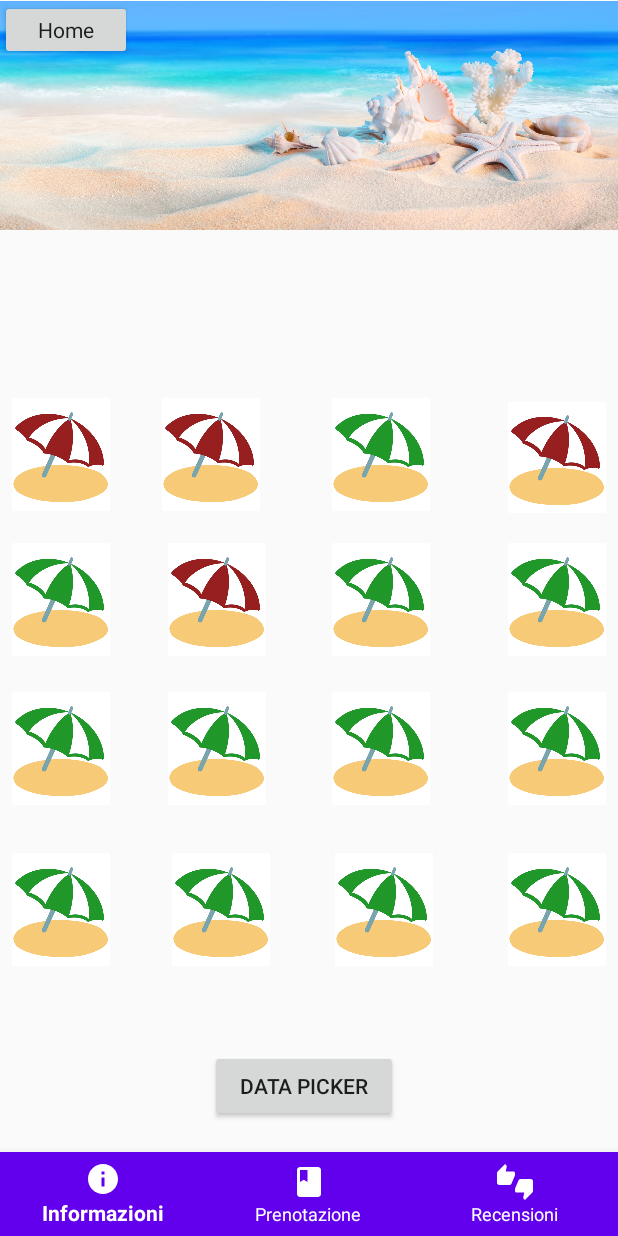
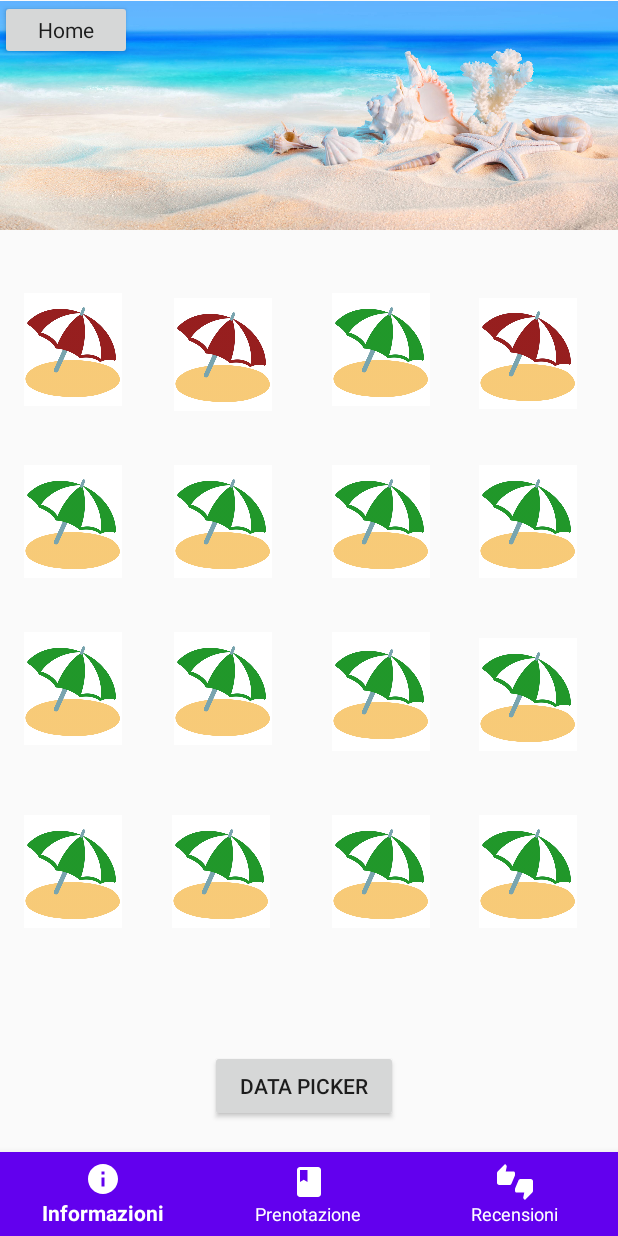
Before and after one commit to pinciaandrea/Tirocinio, an Android app: the ActivityTwo screen opened directly, with no data from a screen before it, on a phone screen of 412 x 824 dp. Run offline under Robolectric (Android 15) with nearby library versions, the phone set to English and light mode, and no system bars.

Commit message:
Applicazione funziona

```diff
--- a/app/src/main/java/com/example/progetto/Database/DatabaseHelper.java
+++ b/app/src/main/java/com/example/progetto/Database/DatabaseHelper.java
@@ -60,22 +60,22 @@ public class DatabaseHelper extends SQLiteOpenHelper {
     }
 
     public void InsertAllUmbrella(){
-        insertUmbrella(0, false); //ombrellone16
-        insertUmbrella(1, false); //ombrellone15
-        insertUmbrella(2, false); //ombrellone14
-        insertUmbrella(3, false); //ombrellone13
-        insertUmbrella(4, false);   //ombrellone12
-        insertUmbrella(5, false);   //ombrellone11
-        insertUmbrella(6, false);    //ombrellone10
-        insertUmbrella(7, false);    //ombrellone9
-        insertUmbrella(8, false);    //ombrellone8
-        insertUmbrella(9, false);    //ombrellone7
-        insertUmbrella(10, true);   //ombrellone6
-        insertUmbrella(11, false);  //ombrellone5
-        insertUmbrella(12, false);  //ombrellone3
-        insertUmbrella(13, true); //ombrellone1
-        insertUmbrella(14, true); //ombrellone2
-        insertUmbrella(15, true); //ombrellone4
+        insertUmbrella(0, false);  //ombrellone15
+        insertUmbrella(1, false); //ombrellone14
+        insertUmbrella(2, false); //ombrellone13
+        insertUmbrella(3, false); //ombrellone12
+        insertUmbrella(4, false); //ombrellone11
+        insertUmbrella(5, false); //ombrellone10
+        insertUmbrella(6, false); //ombrellone9
+        insertUmbrella(7, false); //ombrellone8
+        insertUmbrella(8, false); //ombrellone7
+        insertUmbrella(9, false); //ombrellone6
+        insertUmbrella(10, false); //ombrellone5
+        insertUmbrella(11, false);  //ombrellone4
+        insertUmbrella(12, true);  //ombrellone3
+        insertUmbrella(13, false); //ombrellone2
+        insertUmbrella(14, true); //ombrellone1
+        insertUmbrella(15, true); //ombrellone0
 
 
     }
--- a/app/src/main/java/com/example/progetto/Umbrella_obj.java
+++ b/app/src/main/java/com/example/progetto/Umbrella_obj.java
@@ -2,7 +2,7 @@ package com.example.progetto;
 
 public class Umbrella_obj {
 
-    int id;
+    static int id;
     int prenotato;
 
     public Umbrella_obj() {
--- a/app/src/main/res/layout/activity_two.xml
+++ b/app/src/main/res/layout/activity_two.xml
@@ -12,9 +12,8 @@
         android:layout_width="match_parent"
         android:layout_height="match_parent"
         app:layout_constraintBottom_toBottomOf="parent"
-        app:layout_constraintEnd_toEndOf="parent"
-        app:layout_constraintHorizontal_bias="0.0"
-        app:layout_constraintStart_toStartOf="parent">
+        app:layout_constraintTop_toTopOf="parent"
+        tools:layout_editor_absoluteX="172dp">
 
         <android.support.design.widget.BottomNavigationView
             android:id="@+id/bottom_navigation"
@@ -46,188 +45,117 @@
             app:srcCompat="@drawable/vacanze_mare" />
 
         <ImageButton
-            android:id="@+id/ombrellone1"
+            android:id="@+id/ombrellone0"
             android:layout_width="65dp"
             android:layout_height="75dp"
             android:layout_marginStart="8dp"
             android:layout_marginTop="8dp"
             android:layout_marginEnd="8dp"
-            android:layout_marginBottom="20dp"
+            android:layout_marginBottom="8dp"
             android:background="#FFFFFF"
-            android:onClick="btn_showdialogbusy"
-            android:scaleType="fitCenter"
-            app:layout_constraintBottom_toTopOf="@+id/ombrellone5"
-            app:layout_constraintEnd_toStartOf="@+id/ombrellone2"
-            app:layout_constraintHorizontal_bias="0.0"
-            app:layout_constraintStart_toStartOf="parent"
-            app:layout_constraintTop_toTopOf="@+id/button2"
-            app:layout_constraintVertical_bias="0.994"
-            app:srcCompat="@drawable/umbrella_busy" />
-
-        <ImageButton
-            android:id="@+id/ombrellone10"
-            android:layout_width="65dp"
-            android:layout_height="75dp"
-            android:layout_marginEnd="44dp"
-            android:layout_marginBottom="32dp"
-            android:background="#FFFFFF"
-            android:onClick="btn_showdialogbusy"
-            android:scaleType="fitCenter"
-            app:layout_constraintBottom_toTopOf="@+id/ombrellone14"
-            app:layout_constraintEnd_toStartOf="@+id/ombrellone11"
-            app:srcCompat="@drawable/umbrella_busy" />
-
-        <ImageButton
-            android:id="@+id/ombrellone13"
-            android:layout_width="65dp"
-            android:layout_height="75dp"
-            android:layout_marginStart="8dp"
-            android:layout_marginBottom="180dp"
-            android:background="#FFFFFF"
-            android:onClick="btn_showdialogbusy"
-            android:scaleType="fitCenter"
-            app:layout_constraintBottom_toBottomOf="parent"
-            app:layout_constraintStart_toStartOf="parent"
-            app:srcCompat="@drawable/umbrella_busy" />
-
-        <ImageButton
-            android:id="@+id/ombrellone16"
-            android:layout_width="65dp"
-            android:layout_height="75dp"
-            android:layout_marginEnd="8dp"
-            android:layout_marginBottom="180dp"
-            android:background="#FFFFFF"
-            android:onClick="btn_showdialogbusy"
+            android:onClick="occupato"
             android:scaleType="fitCenter"
             app:layout_constraintBottom_toBottomOf="parent"
             app:layout_constraintEnd_toEndOf="parent"
-            app:srcCompat="@drawable/umbrella_busy" />
-
-        <ImageButton
-            android:id="@+id/ombrellone8"
-            android:layout_width="65dp"
-            android:layout_height="75dp"
-            android:layout_marginEnd="8dp"
-            android:layout_marginBottom="24dp"
-            android:background="#FFFFFF"
-            android:onClick="btn_showdialogbusy"
-            android:scaleType="fitCenter"
-            app:layout_constraintBottom_toTopOf="@+id/ombrellone12"
-            app:layout_constraintEnd_toEndOf="parent"
-            app:srcCompat="@drawable/umbrella_busy" />
-
-        <ImageButton
-            android:id="@+id/ombrellone11"
-            android:layout_width="65dp"
-            android:layout_height="75dp"
-            android:layout_marginEnd="52dp"
-            android:layout_marginBottom="32dp"
-            android:background="#FFFFFF"
-            android:onClick="btn_showdialogbusy"
-            android:scaleType="fitCenter"
-            app:layout_constraintBottom_toTopOf="@+id/ombrellone15"
-            app:layout_constraintEnd_toStartOf="@+id/ombrellone12"
-            app:srcCompat="@drawable/umbrella_busy" />
-
-        <ImageButton
-            android:id="@+id/ombrellone6"
-            android:layout_width="65dp"
-            android:layout_height="75dp"
-            android:layout_marginEnd="44dp"
-            android:layout_marginBottom="24dp"
-            android:background="#FFFFFF"
-            android:onClick="btn_showdialogbusy"
-            android:scaleType="fitCenter"
-            app:layout_constraintBottom_toTopOf="@+id/ombrellone10"
-            app:layout_constraintEnd_toStartOf="@+id/ombrellone7"
-            app:srcCompat="@drawable/umbrella_busy" />
+            app:layout_constraintHorizontal_bias="0.024"
+            app:layout_constraintStart_toStartOf="parent"
+            app:layout_constraintTop_toTopOf="parent"
+            app:layout_constraintVertical_bias="0.256"
+            app:srcCompat="@drawable/umbrella_free" />
 
         <ImageButton
             android:id="@+id/ombrellone9"
             android:layout_width="65dp"
             android:layout_height="75dp"
             android:layout_marginStart="8dp"
-            android:layout_marginEnd="36dp"
-            android:layout_marginBottom="32dp"
+            android:layout_marginTop="8dp"
+            android:layout_marginEnd="8dp"
+            android:layout_marginBottom="8dp"
             android:background="#FFFFFF"
-            android:onClick="btn_showdialogbusy"
+            android:onClick="libero9"
             android:scaleType="fitCenter"
-            app:layout_constraintBottom_toTopOf="@+id/ombrellone13"
-            app:layout_constraintEnd_toStartOf="@+id/ombrellone10"
-            app:layout_constraintHorizontal_bias="0.0"
+            app:layout_constraintBottom_toBottomOf="parent"
+            app:layout_constraintEnd_toEndOf="parent"
+            app:layout_constraintHorizontal_bias="0.327"
             app:layout_constraintStart_toStartOf="parent"
-            app:srcCompat="@drawable/umbrella_busy" />
+            app:layout_constraintTop_toTopOf="parent"
+            app:layout_constraintVertical_bias="0.564"
+            app:srcCompat="@drawable/umbrella_free" />
 
         <ImageButton
-            android:id="@+id/ombrellone4"
+            android:id="@+id/ombrellone12"
             android:layout_width="65dp"
-            android:layout_height="74dp"
+            android:layout_height="75dp"
+            android:layout_marginStart="8dp"
             android:layout_marginTop="8dp"
             android:layout_marginEnd="8dp"
-            android:layout_marginBottom="20dp"
+            android:layout_marginBottom="8dp"
             android:background="#FFFFFF"
-            android:onClick="btn_showdialogbusy"
+            android:onClick="libero12"
             android:scaleType="fitCenter"
-            app:layout_constraintBottom_toTopOf="@+id/ombrellone8"
+            app:layout_constraintBottom_toBottomOf="parent"
             app:layout_constraintEnd_toEndOf="parent"
+            app:layout_constraintHorizontal_bias="0.024"
+            app:layout_constraintStart_toStartOf="parent"
             app:layout_constraintTop_toTopOf="parent"
-            app:layout_constraintVertical_bias="1.0"
-            app:srcCompat="@drawable/umbrella_busy" />
+            app:layout_constraintVertical_bias="0.731"
+            app:srcCompat="@drawable/umbrella_free" />
 
         <ImageButton
-            android:id="@+id/ombrellone2"
+            android:id="@+id/ombrellone15"
             android:layout_width="65dp"
             android:layout_height="75dp"
+            android:layout_marginStart="8dp"
             android:layout_marginTop="8dp"
-            android:layout_marginEnd="48dp"
-            android:layout_marginBottom="20dp"
+            android:layout_marginEnd="8dp"
+            android:layout_marginBottom="8dp"
             android:background="#FFFFFF"
-            android:onClick="btn_showdialogfree3"
+            android:onClick="libero15"
             android:scaleType="fitCenter"
-            app:layout_constraintBottom_toTopOf="@+id/ombrellone6"
-            app:layout_constraintEnd_toStartOf="@+id/ombrellone3"
+            app:layout_constraintBottom_toBottomOf="parent"
+            app:layout_constraintEnd_toEndOf="parent"
+            app:layout_constraintHorizontal_bias="0.942"
+            app:layout_constraintStart_toStartOf="parent"
             app:layout_constraintTop_toTopOf="parent"
-            app:layout_constraintVertical_bias="0.994"
+            app:layout_constraintVertical_bias="0.731"
             app:srcCompat="@drawable/umbrella_free" />
 
         <ImageButton
             android:id="@+id/ombrellone7"
             android:layout_width="65dp"
             android:layout_height="75dp"
-            android:layout_marginEnd="52dp"
-            android:layout_marginBottom="24dp"
+            android:layout_marginStart="8dp"
+            android:layout_marginTop="8dp"
+            android:layout_marginEnd="16dp"
+            android:layout_marginBottom="8dp"
             android:background="#FFFFFF"
-            android:onClick="btn_showdialogfree8"
+            android:onClick="libero7"
             android:scaleType="fitCenter"
-            app:layout_constraintBottom_toTopOf="@+id/ombrellone11"
-            app:layout_constraintEnd_toStartOf="@+id/ombrellone8"
+            app:layout_constraintBottom_toBottomOf="parent"
+            app:layout_constraintEnd_toEndOf="parent"
+            app:layout_constraintHorizontal_bias="0.965"
+            app:layout_constraintStart_toStartOf="parent"
+            app:layout_constraintTop_toTopOf="parent"
+            app:layout_constraintVertical_bias="0.412"
             app:srcCompat="@drawable/umbrella_free" />
 
         <ImageButton
-            android:id="@+id/ombrellone15"
+            android:id="@+id/ombrellone10"
             android:layout_width="65dp"
-            android:layout_height="75dp"
-            android:layout_marginBottom="180dp"
+            android:layout_height="79dp"
+            android:layout_marginStart="8dp"
+            android:layout_marginTop="8dp"
+            android:layout_marginEnd="8dp"
+            android:layout_marginBottom="8dp"
             android:background="#FFFFFF"
-            android:onClick="btn_showdialogfree16"
+            android:onClick="libero10"
             android:scaleType="fitCenter"
             app:layout_constraintBottom_toBottomOf="parent"
             app:layout_constraintEnd_toEndOf="parent"
-            app:layout_constraintHorizontal_bias="0.644"
+            app:layout_constraintHorizontal_bias="0.645"
             app:layout_constraintStart_toStartOf="parent"
-            app:srcCompat="@drawable/umbrella_free" />
-
-        <ImageButton
-            android:id="@+id/ombrellone14"
-            android:layout_width="65dp"
-            android:layout_height="75dp"
-            android:layout_marginEnd="232dp"
-            android:layout_marginBottom="180dp"
-            android:background="#FFFFFF"
-            android:onClick="btn_showdialogfree13"
-            android:scaleType="fitCenter"
-            app:layout_constraintBottom_toBottomOf="parent"
-            app:layout_constraintEnd_toEndOf="parent"
+            app:layout_constraintTop_toTopOf="parent"
+            app:layout_constraintVertical_bias="0.567"
             app:srcCompat="@drawable/umbrella_free" />
 
         <ImageButton
@@ -235,44 +163,187 @@
             android:layout_width="65dp"
             android:layout_height="75dp"
             android:layout_marginStart="8dp"
+            android:layout_marginTop="8dp"
             android:layout_marginEnd="8dp"
-            android:layout_marginBottom="24dp"
+            android:layout_marginBottom="8dp"
             android:background="#FFFFFF"
-            android:onClick="btn_showdialogfree9"
+            android:onClick="libero5"
             android:scaleType="fitCenter"
-            app:layout_constraintBottom_toTopOf="@+id/ombrellone9"
-            app:layout_constraintEnd_toStartOf="@+id/ombrellone6"
-            app:layout_constraintHorizontal_bias="0.0"
+            app:layout_constraintBottom_toBottomOf="parent"
+            app:layout_constraintEnd_toEndOf="parent"
+            app:layout_constraintHorizontal_bias="0.327"
             app:layout_constraintStart_toStartOf="parent"
+            app:layout_constraintTop_toTopOf="parent"
+            app:layout_constraintVertical_bias="0.412"
             app:srcCompat="@drawable/umbrella_free" />
 
         <ImageButton
-            android:id="@+id/ombrellone12"
+            android:id="@+id/ombrellone8"
             android:layout_width="65dp"
             android:layout_height="75dp"
+            android:layout_marginStart="16dp"
+            android:layout_marginTop="8dp"
             android:layout_marginEnd="8dp"
-            android:layout_marginBottom="32dp"
+            android:layout_marginBottom="8dp"
             android:background="#FFFFFF"
-            android:onClick="btn_showdialogfree10"
+            android:onClick="libero8"
             android:scaleType="fitCenter"
-            app:layout_constraintBottom_toTopOf="@+id/ombrellone16"
+            app:layout_constraintBottom_toBottomOf="parent"
             app:layout_constraintEnd_toEndOf="parent"
+            app:layout_constraintHorizontal_bias="0.0"
+            app:layout_constraintStart_toStartOf="parent"
+            app:layout_constraintTop_toTopOf="parent"
+            app:layout_constraintVertical_bias="0.564"
             app:srcCompat="@drawable/umbrella_free" />
 
         <ImageButton
             android:id="@+id/ombrellone3"
             android:layout_width="65dp"
+            android:layout_height="74dp"
+            android:layout_marginTop="8dp"
+            android:layout_marginBottom="8dp"
+            android:background="#FFFFFF"
+            android:onClick="occupato"
+            android:scaleType="fitCenter"
+            app:layout_constraintBottom_toBottomOf="parent"
+            app:layout_constraintEnd_toEndOf="parent"
+            app:layout_constraintHorizontal_bias="0.921"
+            app:layout_constraintStart_toStartOf="parent"
+            app:layout_constraintTop_toTopOf="parent"
+            app:layout_constraintVertical_bias="0.26"
+            app:srcCompat="@drawable/umbrella_free" />
+
+        <ImageButton
+            android:id="@+id/ombrellone1"
+            android:layout_width="65dp"
             android:layout_height="75dp"
+            android:layout_marginStart="8dp"
             android:layout_marginTop="8dp"
-            android:layout_marginEnd="52dp"
-            android:layout_marginBottom="20dp"
+            android:layout_marginEnd="40dp"
+            android:layout_marginBottom="8dp"
             android:background="#FFFFFF"
-            android:onClick="btn_showdialogfree4"
+            android:onClick="occupato"
             android:scaleType="fitCenter"
-            app:layout_constraintBottom_toTopOf="@+id/ombrellone7"
-            app:layout_constraintEnd_toStartOf="@+id/ombrellone4"
+            app:layout_constraintBottom_toBottomOf="parent"
+            app:layout_constraintEnd_toStartOf="@+id/ombrellone2"
+            app:layout_constraintHorizontal_bias="1.0"
+            app:layout_constraintStart_toStartOf="parent"
             app:layout_constraintTop_toTopOf="parent"
-            app:layout_constraintVertical_bias="0.994"
+            app:layout_constraintVertical_bias="0.26"
+            app:srcCompat="@drawable/umbrella_free" />
+
+        <ImageButton
+            android:id="@+id/ombrellone6"
+            android:layout_width="65dp"
+            android:layout_height="75dp"
+            android:layout_marginStart="8dp"
+            android:layout_marginTop="8dp"
+            android:layout_marginEnd="8dp"
+            android:layout_marginBottom="8dp"
+            android:background="#FFFFFF"
+            android:onClick="libero6"
+            android:scaleType="fitCenter"
+            app:layout_constraintBottom_toBottomOf="parent"
+            app:layout_constraintEnd_toEndOf="parent"
+            app:layout_constraintHorizontal_bias="0.645"
+            app:layout_constraintStart_toStartOf="parent"
+            app:layout_constraintTop_toTopOf="parent"
+            app:layout_constraintVertical_bias="0.412"
+            app:srcCompat="@drawable/umbrella_free" />
+
+        <ImageButton
+            android:id="@+id/ombrellone14"
+            android:layout_width="65dp"
+            android:layout_height="75dp"
+            android:layout_marginStart="8dp"
+            android:layout_marginTop="8dp"
+            android:layout_marginEnd="8dp"
+            android:layout_marginBottom="8dp"
+            android:background="#FFFFFF"
+            android:onClick="libero14"
+            android:scaleType="fitCenter"
+            app:layout_constraintBottom_toBottomOf="parent"
+            app:layout_constraintEnd_toEndOf="parent"
+            app:layout_constraintHorizontal_bias="0.645"
+            app:layout_constraintStart_toStartOf="parent"
+            app:layout_constraintTop_toTopOf="parent"
+            app:layout_constraintVertical_bias="0.731"
+            app:srcCompat="@drawable/umbrella_free" />
+
+        <ImageButton
+            android:id="@+id/ombrellone13"
+            android:layout_width="65dp"
+            android:layout_height="75dp"
+            android:layout_marginStart="8dp"
+            android:layout_marginTop="8dp"
+            android:layout_marginEnd="232dp"
+            android:layout_marginBottom="8dp"
+            android:background="#FFFFFF"
+            android:onClick="libero13"
+            android:scaleType="fitCenter"
+            app:layout_constraintBottom_toBottomOf="parent"
+            app:layout_constraintEnd_toEndOf="parent"
+            app:layout_constraintHorizontal_bias="1.0"
+            app:layout_constraintStart_toStartOf="parent"
+            app:layout_constraintTop_toTopOf="parent"
+            app:layout_constraintVertical_bias="0.731"
+            app:srcCompat="@drawable/umbrella_free" />
+
+        <ImageButton
+            android:id="@+id/ombrellone4"
+            android:layout_width="65dp"
+            android:layout_height="75dp"
+            android:layout_marginStart="16dp"
+            android:layout_marginTop="8dp"
+            android:layout_marginEnd="8dp"
+            android:layout_marginBottom="8dp"
+            android:background="#FFFFFF"
+            android:onClick="libero4"
+            android:scaleType="fitCenter"
+            app:layout_constraintBottom_toBottomOf="parent"
+            app:layout_constraintEnd_toEndOf="parent"
+            app:layout_constraintHorizontal_bias="0.0"
+            app:layout_constraintStart_toStartOf="parent"
+            app:layout_constraintTop_toTopOf="@+id/button2"
+            app:layout_constraintVertical_bias="0.412"
+            app:srcCompat="@drawable/umbrella_free" />
+
+        <ImageButton
+            android:id="@+id/ombrellone11"
+            android:layout_width="65dp"
+            android:layout_height="75dp"
+            android:layout_marginStart="8dp"
+            android:layout_marginTop="8dp"
+            android:layout_marginEnd="16dp"
+            android:layout_marginBottom="8dp"
+            android:background="#FFFFFF"
+            android:onClick="libero11"
+            android:scaleType="fitCenter"
+            app:layout_constraintBottom_toBottomOf="parent"
+            app:layout_constraintEnd_toEndOf="parent"
+            app:layout_constraintHorizontal_bias="0.965"
+            app:layout_constraintStart_toStartOf="parent"
+            app:layout_constraintTop_toTopOf="parent"
+            app:layout_constraintVertical_bias="0.57"
+            app:srcCompat="@drawable/umbrella_free" />
+
+        <ImageButton
+            android:id="@+id/ombrellone2"
+            android:layout_width="65dp"
+            android:layout_height="75dp"
+            android:layout_marginStart="8dp"
+            android:layout_marginTop="8dp"
+            android:layout_marginEnd="8dp"
+            android:layout_marginBottom="8dp"
+            android:background="#FFFFFF"
+            android:onClick="libero2"
+            android:scaleType="fitCenter"
+            app:layout_constraintBottom_toBottomOf="parent"
+            app:layout_constraintEnd_toEndOf="parent"
+            app:layout_constraintHorizontal_bias="0.645"
+            app:layout_constraintStart_toStartOf="parent"
+            app:layout_constraintTop_toTopOf="parent"
+            app:layout_constraintVertical_bias="0.256"
             app:srcCompat="@drawable/umbrella_free" />
 
         <Button
```
Also changed, not shown: app/src/main/java/com/example/progetto/ActivityTwo.java (+292 -31 lines), app/src/main/java/com/example/progetto/MapsActivity.java (+2 -8 lines).
